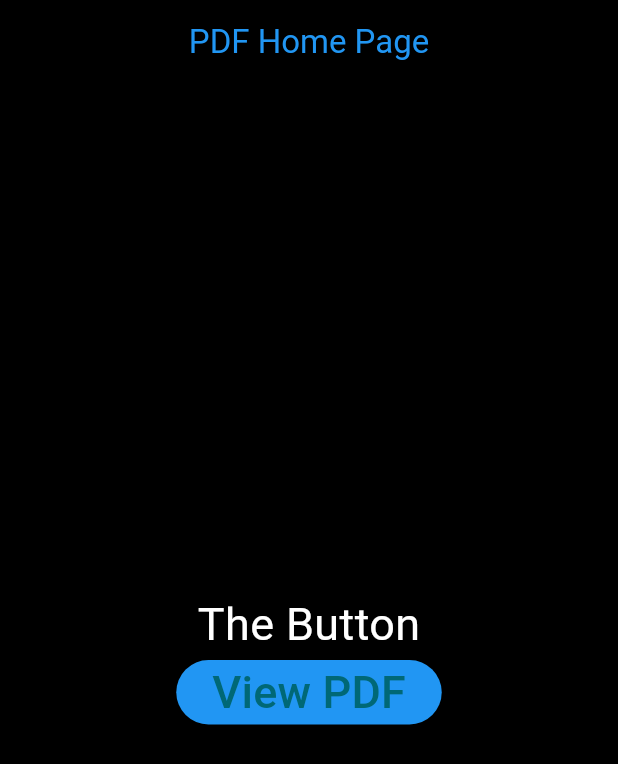
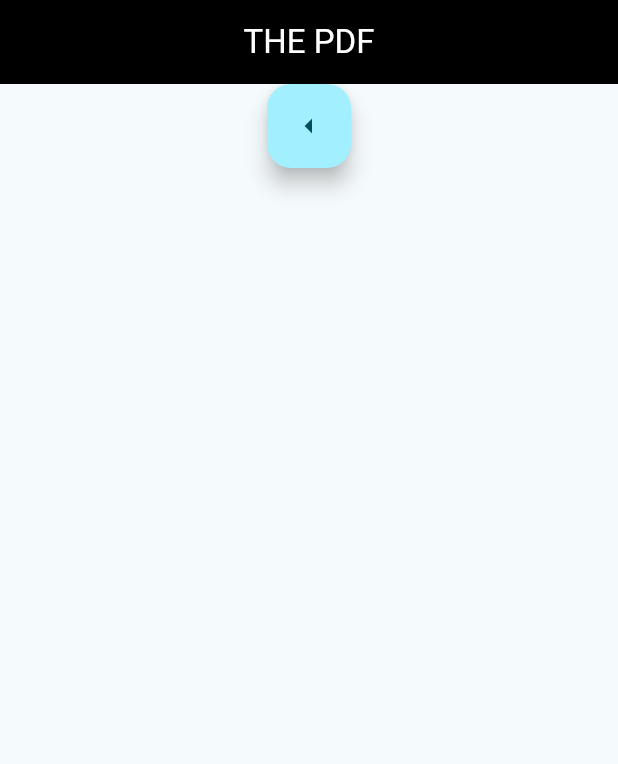
Before and after one commit to elecxDev/pdf_viewer_app, a Flutter app: the screen it shows after launch, on a phone screen of 412 x 824 dp. Shown: the top 764 px of the screen. Run offline on Flutter 3.47's test engine with Material 3 defaults, Android fonts, the phone set to English and light mode, and no system bars; missing offline and left inert: syncfusion_flutter_pdfviewer.

Commit message:
PDF Page init

```diff
--- a/lib/main.dart
+++ b/lib/main.dart
@@ -1,5 +1,5 @@
 import 'dart:ui';
-
+import 'package:syncfusion_flutter_pdfviewer/pdfviewer.dart';
 import 'package:flutter/material.dart';
 
 void main() {
@@ -16,7 +16,8 @@ class MyApp extends StatelessWidget{
       theme: ThemeData(
         colorScheme: ColorScheme.fromSeed(seedColor:Colors.cyan)
       ),
-      home: const DemoPage(title : 'PDF Home Page')
+      // home: const DemoPage(title : 'PDF Home Page')
+      home: const PDFViewerPage()
     );
   }
 }
@@ -68,3 +69,33 @@ class DemoPage extends StatelessWidget{
     );
   }
 }
+
+class PDFViewerPage extends StatelessWidget{
+  const PDFViewerPage({super.key});
+
+  @override
+  Widget build(BuildContext context){
+    return Scaffold(
+      appBar: AppBar(
+        centerTitle: true,
+        title: Text("THE PDF"),
+        backgroundColor: Colors.black,
+        foregroundColor: Colors.white,
+      ),
+      body: Center(
+        child: Column(
+          mainAxisAlignment: MainAxisAlignment.start,
+          crossAxisAlignment: CrossAxisAlignment.start,
+          children: [
+            FloatingActionButton(
+              onPressed: (){
+                //go back to home
+              },
+              child: Icon(Icons.arrow_left)
+            )
+          ],
+        )
+      )
+    );
+  }
+}
--- a/pubspec.yaml
+++ b/pubspec.yaml
@@ -10,6 +10,7 @@ dependencies:
   flutter:
     sdk: flutter
   cupertino_icons: ^1.0.8
+  syncfusion_flutter_pdfviewer: ^24.1.41
 
 dev_dependencies:
   flutter_test:
```
Also changed, not shown: pubspec.lock, 5 other files.
